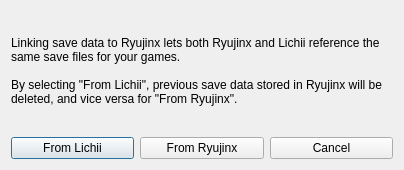
First picture: the form in src/lichii/ryujinx_dialog.ui, repository elnekugm/TuttiFrutti, before the edit.
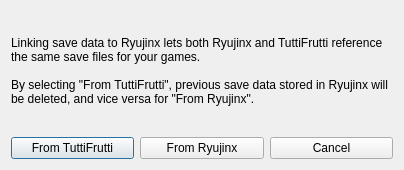
Second picture: the form after the edit.

Commit message:
Rebrand to TuttiFrutti: name, icon, wordmark and updater repo
A port on Windows keeps its data in a user folder beside the emulator and imports the previous profile on first start.

```diff
--- a/src/lichii/ryujinx_dialog.ui
+++ b/src/lichii/ryujinx_dialog.ui
@@ -23,9 +23,9 @@
       </sizepolicy>
      </property>
      <property name="text">
-      <string>Linking save data to Ryujinx lets both Ryujinx and Lichii reference the same save files for your games.
+      <string>Linking save data to Ryujinx lets both Ryujinx and TuttiFrutti reference the same save files for your games.
 
-By selecting &quot;From Lichii&quot;, previous save data stored in Ryujinx will be deleted, and vice versa for &quot;From Ryujinx&quot;.</string>
+By selecting &quot;From TuttiFrutti&quot;, previous save data stored in Ryujinx will be deleted, and vice versa for &quot;From Ryujinx&quot;.</string>
      </property>
      <property name="wordWrap">
       <bool>true</bool>
@@ -37,7 +37,7 @@
      <item>
       <widget class="QPushButton" name="eden">
        <property name="text">
-      <string>From Lichii</string>
+      <string>From TuttiFrutti</string>
        </property>
       </widget>
      </item>
```
The commit also changes 43 other files.
